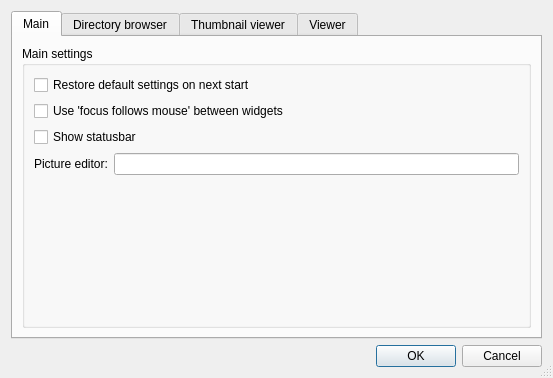
This is aardview/settingsdialog.ui in bwachter/aardview as Qt 5 draws it before an edit. The edited form follows.
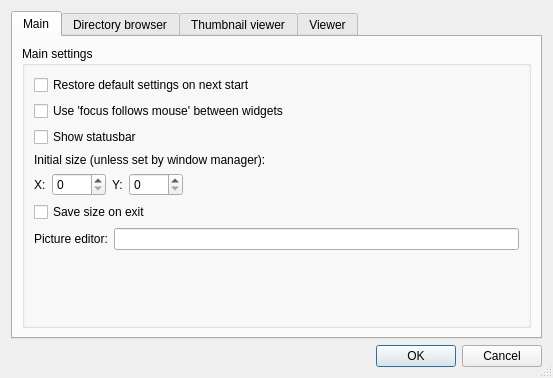
This is the edited form. The open tabs and pages were chosen to show the change.

Commit message: added configuration options for initial size

Patch:
```diff
--- a/aardview/settingsdialog.ui
+++ b/aardview/settingsdialog.ui
@@ -63,13 +63,78 @@
              </widget>
             </item>
             <item>
-             <layout class="QGridLayout" name="gridLayout">
-              <item row="0" column="1">
-               <widget class="QLineEdit" name="mainExternalEditor"/>
+             <widget class="QLabel" name="label_4" >
+              <property name="text" >
+               <string>Initial size (unless set by window manager):</string>
+              </property>
+             </widget>
+            </item>
+            <item>
+             <layout class="QHBoxLayout" name="horizontalLayout_7" >
+              <item>
+               <widget class="QLabel" name="label_5" >
+                <property name="sizePolicy" >
+                 <sizepolicy vsizetype="Preferred" hsizetype="Minimum" >
+                  <horstretch>0</horstretch>
+                  <verstretch>0</verstretch>
+                 </sizepolicy>
+                </property>
+                <property name="text" >
+                 <string>X:</string>
+                </property>
+               </widget>
               </item>
-              <item row="0" column="0">
-               <widget class="QLabel" name="label_3">
-                <property name="text">
+              <item>
+               <widget class="QSpinBox" name="mainInitialX" >
+                <property name="maximum" >
+                 <number>9000</number>
+                </property>
+               </widget>
+              </item>
+              <item>
+               <widget class="QLabel" name="label_6" >
+                <property name="text" >
+                 <string>Y:</string>
+                </property>
+               </widget>
+              </item>
+              <item>
+               <widget class="QSpinBox" name="mainInitialY" >
+                <property name="maximum" >
+                 <number>9000</number>
+                </property>
+               </widget>
+              </item>
+              <item>
+               <spacer name="horizontalSpacer_2" >
+                <property name="orientation" >
+                 <enum>Qt::Horizontal</enum>
+                </property>
+                <property name="sizeHint" stdset="0" >
+                 <size>
+                  <width>40</width>
+                  <height>20</height>
+                 </size>
+                </property>
+               </spacer>
+              </item>
+             </layout>
+            </item>
+            <item>
+             <widget class="QCheckBox" name="mainSaveSizeOnExit" >
+              <property name="text" >
+               <string>Save size on exit</string>
+              </property>
+             </widget>
+            </item>
+            <item>
+             <layout class="QGridLayout" name="gridLayout" >
+              <item row="0" column="1" >
+               <widget class="QLineEdit" name="mainExternalEditor" />
+              </item>
+              <item row="0" column="0" >
+               <widget class="QLabel" name="label_3" >
+                <property name="text" >
                  <string>Picture editor:</string>
                 </property>
                </widget>
```
Left out of the diff: 213 changed lines with no effect on the pictures. The commit also changes 2 other files.
